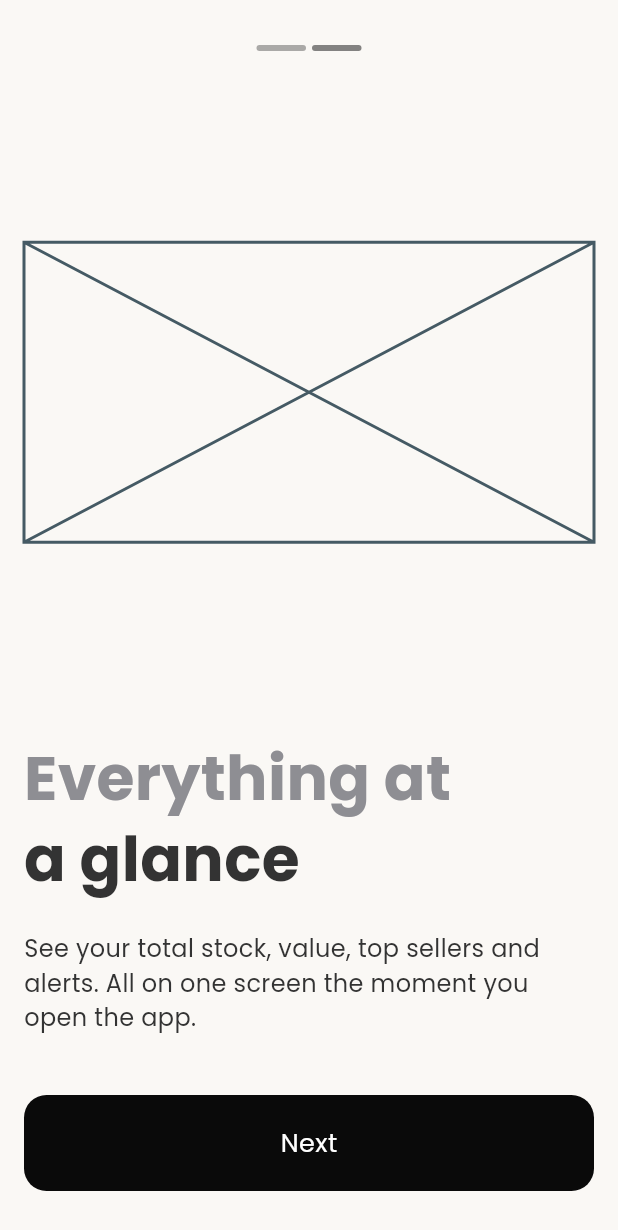
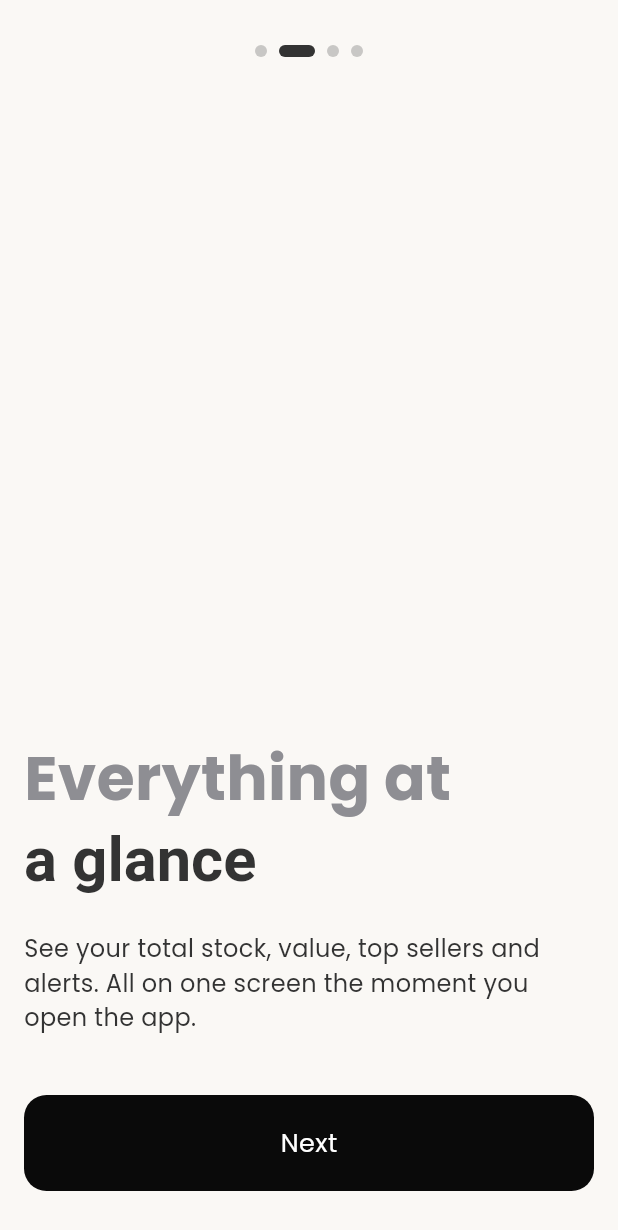
Before and after one commit to Florastein/store, a Flutter app: the OnboardOne screen opened directly, after a tap on "Next", on a phone screen of 412 x 824 dp. Shown: the top 1230 px of the screen. Run offline on Flutter 3.47's test engine with Material 3 defaults, Android fonts, the phone set to English and light mode, and no system bars; our stand-ins replace google_fonts.

Commit message:
Refactor onboarding flow: consolidate slides into a single PageView and add AccountType selection screen

```diff
--- a/lib/pages/onboarding/onboard_one.dart
+++ b/lib/pages/onboarding/onboard_one.dart
@@ -1,12 +1,85 @@
 import 'package:flutter/cupertino.dart';
 import 'package:flutter/material.dart';
 import 'package:google_fonts/google_fonts.dart';
-import 'package:store/pages/onboarding/onboard_two.dart';
 import 'package:store/theme/app_colors.dart';
 import 'package:store/widgets/mybutton.dart';
+import 'package:store/pages/onboarding/account_type.dart';
 
-class OnboardOne extends StatelessWidget {
+class OnboardSlideData {
+  final String titleLine1;
+  final String titleLine2Gray;
+  final String titleLine2Primary;
+  final String description;
+
+  const OnboardSlideData({
+    required this.titleLine1,
+    required this.titleLine2Gray,
+    required this.titleLine2Primary,
+    required this.description,
+  });
+}
+
+class OnboardOne extends StatefulWidget {
   const OnboardOne({super.key});
+
+  @override
+  State<OnboardOne> createState() => _OnboardOneState();
+}
+
+class _OnboardOneState extends State<OnboardOne> {
+  final PageController _pageController = PageController();
+  double _pageOffset = 0.0;
+  int _currentPage = 0;
+
+  static const List<OnboardSlideData> _slides = [
+    OnboardSlideData(
+      titleLine1: "Your Store,",
+      titleLine2Gray: "under",
+      titleLine2Primary: " your control.",
+      description:
+          "Track your stock, monitor what's selling, and always know what needs attention. Simple as that.",
+    ),
+    OnboardSlideData(
+      titleLine1: "Everything at",
+      titleLine2Gray: "",
+      titleLine2Primary: "a glance",
+      description:
+          "See your total stock, value, top sellers and alerts. All on one screen the moment you open the app.",
+    ),
+    OnboardSlideData(
+      titleLine1: "Add to stock",
+      titleLine2Gray: "",
+      titleLine2Primary: "in seconds.",
+      description:
+          "Take a picture of the product and add to stock. Keep your shelves updated without the paperwork.",
+    ),
+    OnboardSlideData(
+      titleLine1: "Sell fast,",
+      titleLine2Gray: "",
+      titleLine2Primary: "track everything",
+      description:
+          "Process sales quickly and watch your stock update automatically. Every sale is recorded so you never lose track.",
+    ),
+  ];
+
+  @override
+  void initState() {
+    super.initState();
+    _pageController.addListener(() {
+      if (_pageController.hasClients) {
+        setState(() {
+          _pageOffset = _pageController.page ?? 0.0;
+          _currentPage = _pageOffset.round();
+        });
+      }
+    });
+  }
+
+  @override
+  void dispose() {
+    _pageController.dispose();
+    super.dispose();
+  }
 
   @override
   Widget build(BuildContext context) {
@@ -16,66 +89,58 @@ class OnboardOne extends StatelessWidget {
         child: Padding(
           padding: const EdgeInsets.symmetric(horizontal: 16.0, vertical: 30.0),
           child: Column(
-            mainAxisAlignment: MainAxisAlignment.spaceBetween,
+            crossAxisAlignment: CrossAxisAlignment.start,
             children: [
-              //page indicator
-              Row(
-                mainAxisAlignment: .center,
-                children: [
-                  Container(
-                    height: 4,
-                    width: 33,
-                    decoration: BoxDecoration(
-                      color: AppColors.primary.withValues(alpha: 0.4),
-                      borderRadius: BorderRadius.circular(999),
-                    ),
-                  ),
-                ],
-              ),
-              Placeholder(fallbackHeight: 200, fallbackWidth: double.infinity),
-              Column(
+              PageIndicator(count: _slides.length, pageOffset: _pageOffset),
+              // Swipeable PageView
+              Expanded(
+                child: PageView.builder(
+                  controller: _pageController,
+                  itemCount: _slides.length,
+                  itemBuilder: (context, index) {
+                    final slide = _slides[index];
+                    return Column(
                       mainAxisAlignment: MainAxisAlignment.end,
                       crossAxisAlignment: CrossAxisAlignment.start,
-                mainAxisSize: MainAxisSize.min,
                       children: [
+                        // Title Line 1
                         Text(
-                    "Your Store,",
-                    textAlign: TextAlign.center,
+                          slide.titleLine1,
+                          textAlign: TextAlign.left,
                           style: GoogleFonts.poppins(
                             fontSize: 41,
                             fontWeight: FontWeight.bold,
                             color: AppColors.gray,
                           ),
                         ),
-                  //const SizedBox(height: 8),
-                  Row(
-                    children: [
-                      Text(
-                        "under",
-                        textAlign: TextAlign.center,
+                        // Title Line 2 using RichText to prevent horizontal overflows
+                        RichText(
+                          text: TextSpan(
                             style: GoogleFonts.poppins(
-                          height: 1.2,
                               fontSize: 41,
                               fontWeight: FontWeight.bold,
-                          color: AppColors.gray,
+                              height: 1.2,
                             ),
+                            children: [
+                              if (slide.titleLine2Gray.isNotEmpty)
+                                TextSpan(
+                                  text: slide.titleLine2Gray,
+                                  style: const TextStyle(color: AppColors.gray),
                                 ),
-                      Text(
-                        " your control.",
-                        textAlign: TextAlign.center,
-                        style: GoogleFonts.poppins(
-                          height: 1.2,
-                          fontSize: 41,
-                          fontWeight: FontWeight.bold,
+                              TextSpan(
+                                text: slide.titleLine2Primary,
+                                style: const TextStyle(
                                   color: AppColors.primary,
                                 ),
                               ),
                             ],
                           ),
+                        ),
                         const SizedBox(height: 24),
+                        // Description
                         Flexible(
                           child: Text(
-                      "Track your stock, monitor what's selling, and always know what needs attention. Simple as that.",
+                            slide.description,
                             textAlign: TextAlign.left,
                             softWrap: true,
                             style: GoogleFonts.poppins(
@@ -85,20 +150,34 @@ class OnboardOne extends StatelessWidget {
                             ),
                           ),
                         ),
-                  const SizedBox(height: 40),
-                  Center(
-                    child: MyButton(
-                      text: "Next",
-                      onPressed: () {
-                        Navigator.of(context).push(
-                          CupertinoPageRoute(
-                            builder: (context) => const OnboardTwo(),
-                          ),
+                        const SizedBox(height: 20),
+                      ],
                     );
                   },
                 ),
               ),
-                ],
+              const SizedBox(height: 20),
+              // Premium Animated Page Indicator
+              Center(
+                child: MyButton(
+                  text: _currentPage == _slides.length - 1
+                      ? "Get Started"
+                      : "Next",
+                  onPressed: () {
+                    if (_currentPage < _slides.length - 1) {
+                      _pageController.nextPage(
+                        duration: const Duration(milliseconds: 400),
+                        curve: Curves.easeInOutCubic,
+                      );
+                    } else {
+                      Navigator.of(context).pushReplacement(
+                        CupertinoPageRoute(
+                          builder: (context) => const AccountType(),
+                        ),
+                      );
+                    }
+                  },
+                ),
               ),
             ],
           ),
@@ -107,3 +186,38 @@ class OnboardOne extends StatelessWidget {
     );
   }
 }
+
+class PageIndicator extends StatelessWidget {
+  final int count;
+  final double pageOffset;
+
+  const PageIndicator({
+    required this.count,
+    required this.pageOffset,
+    super.key,
+  });
+
+  @override
+  Widget build(BuildContext context) {
+    return Row(
+      mainAxisAlignment: MainAxisAlignment.center,
+      children: List.generate(count, (index) {
+        final difference = (index - pageOffset).abs();
+        final double factor = (1.0 - difference).clamp(0.0, 1.0);
+
+        final double width = 8.0 + (16.0 * factor); // 8.0 to 24.0
+        final double opacity = 0.25 + (0.75 * factor); // 0.25 to 1.0
+
+        return Container(
+          margin: const EdgeInsets.symmetric(horizontal: 4.0),
+          height: 8.0,
+          width: width,
+          decoration: BoxDecoration(
+            color: Color.fromRGBO(51, 51, 51, opacity),
+            borderRadius: BorderRadius.circular(999),
+          ),
+        );
+      }),
+    );
+  }
+}
--- a/lib/pages/onboarding/onboard_two.dart
+++ /dev/null
@@ -1,104 +0,0 @@
-import 'package:flutter/cupertino.dart';
-import 'package:flutter/material.dart';
-import 'package:google_fonts/google_fonts.dart';
-import 'package:store/pages/onboarding/onboard_three.dart';
-import 'package:store/theme/app_colors.dart';
-import 'package:store/widgets/mybutton.dart';
-
-class OnboardTwo extends StatelessWidget {
-  const OnboardTwo({super.key});
-
-  @override
-  Widget build(BuildContext context) {
-    return Scaffold(
-      backgroundColor: AppColors.backgroundColor,
-      body: SafeArea(
-        child: Padding(
-          padding: const EdgeInsets.symmetric(horizontal: 16.0, vertical: 30.0),
-          child: Column(
-            mainAxisAlignment: MainAxisAlignment.spaceBetween,
-            children: [
-              //page indicator
-              Row(
-                mainAxisAlignment: .center,
-                children: [
-                  Container(
-                    height: 4,
-                    width: 33,
-                    decoration: BoxDecoration(
-                      color: AppColors.primary.withValues(alpha: 0.4),
-                      borderRadius: BorderRadius.circular(999),
-                    ),
-                  ),
-                  SizedBox(width: 4),
-                  Container(
-                    height: 4,
-                    width: 33,
-                    decoration: BoxDecoration(
-                      color: AppColors.primary.withValues(alpha: 0.6),
-                      borderRadius: BorderRadius.circular(999),
-                    ),
-                  ),
-                ],
-              ),
-              Placeholder(fallbackHeight: 200, fallbackWidth: double.infinity),
-              Column(
-                mainAxisAlignment: MainAxisAlignment.end,
-                crossAxisAlignment: CrossAxisAlignment.start,
-                mainAxisSize: MainAxisSize.min,
-                children: [
-                  Text(
-                    "Everything at",
-                    textAlign: TextAlign.center,
-                    style: GoogleFonts.poppins(
-                      fontSize: 41,
-                      fontWeight: FontWeight.bold,
-                      color: AppColors.gray,
-                    ),
-                  ),
-                  //const SizedBox(height: 8),
-                  Text(
-                    "a glance",
-                    textAlign: TextAlign.center,
-                    style: GoogleFonts.poppins(
-                      height: 1.2,
-                      fontSize: 41,
-                      fontWeight: FontWeight.bold,
-                      color: AppColors.primary,
-                    ),
-                  ),
-                  const SizedBox(height: 24),
-                  Flexible(
-                    child: Text(
-                      "See your total stock, value, top sellers and alerts. All on one screen the moment you open the app.",
-                      textAlign: TextAlign.left,
-                      softWrap: true,
-                      style: GoogleFonts.poppins(
-                        fontSize: 16,
-                        fontWeight: FontWeight.w400,
-                        color: AppColors.primary,
-                      ),
-                    ),
-                  ),
-                  const SizedBox(height: 40),
-                  Center(
-                    child: MyButton(
-                      text: "Next",
-                      onPressed: () {
-                        Navigator.of(context).push(
-                          CupertinoPageRoute(
-                            builder: (context) => const OnboardThree(),
-                          ),
-                        );
-                      },
-                    ),
-                  ),
-                ],
-              ),
-            ],
-          ),
-        ),
-      ),
-    );
-  }
-}
```
Also changed, not shown: lib/pages/onboarding/account_type.dart (added, +65 -0 lines), lib/pages/onboarding/onboard_four.dart (deleted, +0 -111 lines), lib/pages/onboarding/onboard_three.dart (deleted, +0 -113 lines), lib/widgets/acctount_cards.dart (added, +74 -0 lines). Lines whose indentation alone changed are shown as unchanged.
